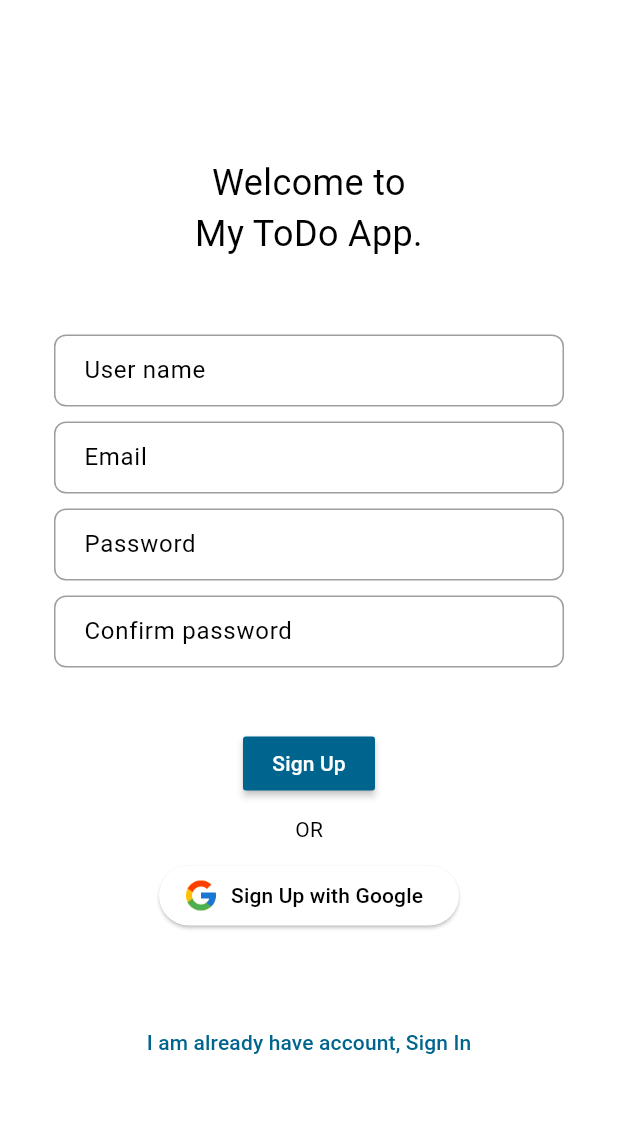
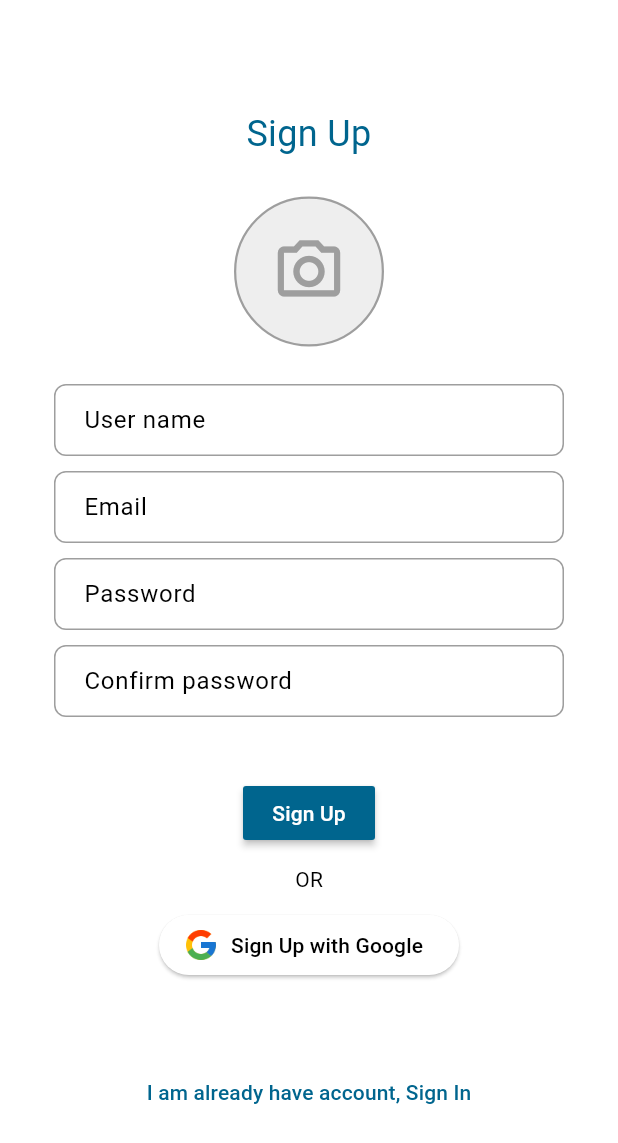
Before and after one commit to OmarEbnKhaled/flutter_my_todo_app, a Flutter app: the SignUpPage screen opened by its route, on a phone screen of 412 x 824 dp. Shown: the top 1143 px of the screen. Run offline on Flutter 3.47's test engine with Material 3 defaults, Android fonts, the phone set to English and light mode, and no system bars; our stand-ins replace flutter_modular, image_picker.

Commit message:
some edits

```diff
--- a/lib/app_widget.dart
+++ b/lib/app_widget.dart
@@ -7,8 +7,8 @@ class AppWidget extends StatelessWidget {
 
   @override
   Widget build(BuildContext context) {
-    Modular.setInitialRoute('/lists');
-    // Modular.setInitialRoute('/auth/signIn');
+    // Modular.setInitialRoute('/lists');
+    Modular.setInitialRoute('/auth/signIn');
 
     return MaterialApp.router(
       debugShowCheckedModeBanner: false,
--- a/modules/dependencies/lib/dependencies.dart
+++ b/modules/dependencies/lib/dependencies.dart
@@ -1,3 +1,5 @@
 library dependencies;
 
 export 'package:flutter_modular/flutter_modular.dart';
+export 'package:image_picker/image_picker.dart';
+export 'package:path/path.dart';
--- a/modules/dependencies/pubspec.yaml
+++ b/modules/dependencies/pubspec.yaml
@@ -12,6 +12,8 @@ dependencies:
     sdk: flutter
 
   flutter_modular: ^6.3.2
+  image_picker: ^1.0.7
+  path: ^1.9.0
 
 dev_dependencies:
   flutter_test:
--- a/modules/lists/lib/presentation/widgets/lists_app_bar.dart
+++ b/modules/lists/lib/presentation/widgets/lists_app_bar_widget.dart
@@ -1,8 +1,8 @@
 import 'package:flutter/material.dart';
 import 'package:core/utils/colors.dart';
 
-class ListsAppBar extends StatelessWidget {
-  const ListsAppBar({super.key});
+class ListsAppBarWidget extends StatelessWidget {
+  const ListsAppBarWidget({super.key});
 
   @override
   Widget build(BuildContext context) {
--- a/modules/lists/lib/presentation/widgets/lists_bottom_bar.dart
+++ b/modules/lists/lib/presentation/widgets/lists_bottom_bar_widget.dart
@@ -3,8 +3,8 @@ import 'package:core/utils/colors.dart';
 
 import 'add_new_list_dialog_widget.dart';
 
-class ListsBottomBar extends StatelessWidget {
-  const ListsBottomBar({super.key});
+class ListsBottomBarWidget extends StatelessWidget {
+  const ListsBottomBarWidget({super.key});
 
   @override
   Widget build(BuildContext context) {
--- a/modules/sign_in_up/lib/presentation/widgets/sign_in_widget.dart
+++ b/modules/sign_in_up/lib/presentation/widgets/sign_in_widget.dart
@@ -19,7 +19,7 @@ class SignInWidget extends StatelessWidget {
         children: [
           const Text(
             'Welcome to \nMy ToDo App.',
-            style: TextStyle(fontSize: 24),
+            style: TextStyle(fontSize: 24, color: myPrimaryColor),
             textAlign: TextAlign.center,
           ),
           const SizedBox(height: 50),
--- a/modules/sign_in_up/lib/presentation/widgets/sign_up_widget.dart
+++ b/modules/sign_in_up/lib/presentation/widgets/sign_up_widget.dart
@@ -1,3 +1,5 @@
+import 'dart:io';
+
 import 'package:core/utils/colors.dart';
 import 'package:core/widgets/custom_text_form_field.dart';
 import 'package:dependencies/dependencies.dart';
@@ -5,8 +7,32 @@ import 'package:flutter/material.dart';
 
 import 'google_sign_in_up_btn.dart';
 
-class SignUpWidget extends StatelessWidget {
+class SignUpWidget extends StatefulWidget {
   const SignUpWidget({super.key});
+
+  @override
+  State<SignUpWidget> createState() => _SignUpWidgetState();
+}
+
+class _SignUpWidgetState extends State<SignUpWidget> {
+  File? file;
+  String? imageName;
+  String? url;
+
+  getImage() async {
+    final ImagePicker picker = ImagePicker();
+    // Pick an image.
+    // final XFile? image = await picker.pickImage(source: ImageSource.gallery);
+    // Capture a photo.
+    final XFile? imageCamera =
+        await picker.pickImage(source: ImageSource.camera);
+    if (imageCamera != null) {
+      file = File(imageCamera.path);
+      imageName = basename(imageCamera.path);
+    }
+    url = null;
+    setState(() {});
+  }
 
   @override
   Widget build(BuildContext context) {
@@ -16,11 +42,34 @@ class SignUpWidget extends StatelessWidget {
         mainAxisAlignment: MainAxisAlignment.center,
         children: [
           const Text(
-            'Welcome to \nMy ToDo App.',
-            style: TextStyle(fontSize: 24),
+            'Sign Up',
+            style: TextStyle(fontSize: 24, color: myPrimaryColor),
             textAlign: TextAlign.center,
           ),
-          const SizedBox(height: 50),
+          const SizedBox(height: 25),
+          InkWell(
+            onTap: () {
+              getImage();
+            },
+            child: Container(
+              width: 100,
+              height: 100,
+              decoration: BoxDecoration(
+                border: Border.all(
+                  width: 1.5,
+                  color: Colors.grey,
+                ),
+                shape: BoxShape.circle,
+                color: Colors.grey[200],
+              ),
+              child: const Icon(
+                Icons.camera_alt_outlined,
+                size: 50,
+                color: Colors.grey,
+              ),
+            ),
+          ),
+          const SizedBox(height: 25),
           const CustomTextFormField(hint: 'User name'),
           const SizedBox(height: 10),
           const CustomTextFormField(hint: 'Email'),
```
Also changed, not shown: modules/lists/lib/presentation/page/lists_page.dart (+4 -4 lines), pubspec.lock.
